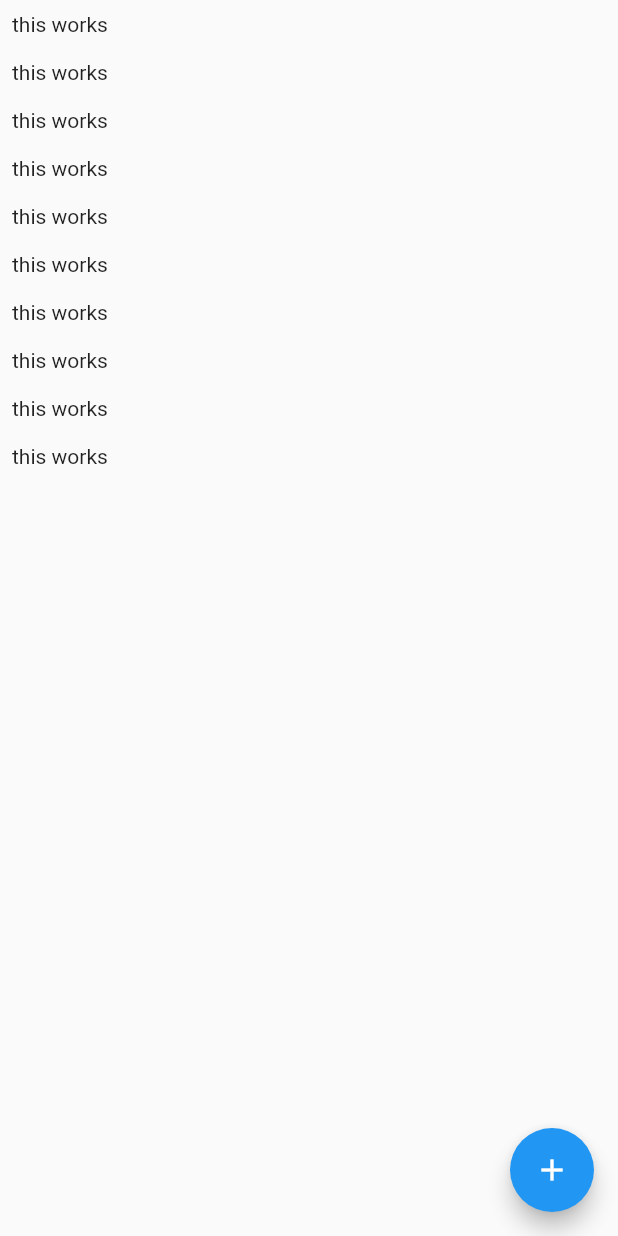
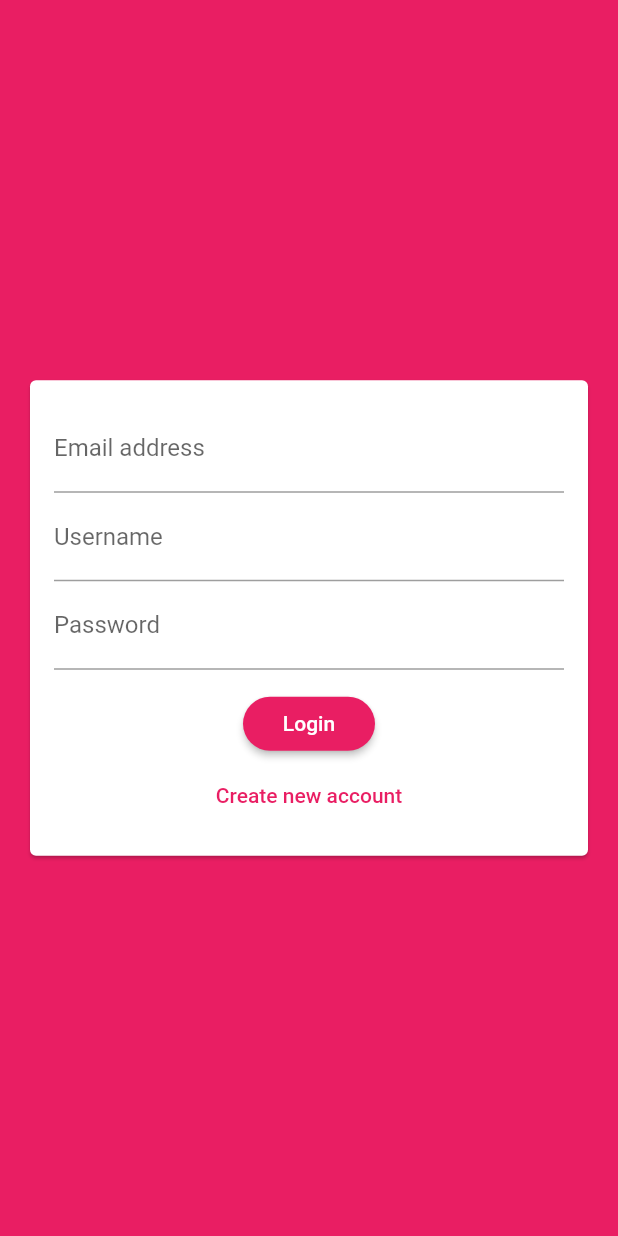
Before and after one commit to Syamgith/realchat, a Flutter app: the screen it shows after launch, on a phone screen of 412 x 824 dp. Run offline on Flutter 3.47's test engine with Material 2 defaults, Android fonts, the phone set to English and light mode, and no system bars; our stand-ins replace cloud_firestore, firebase_core; accounts and stored records are empty.

Commit message:
auth screen UI

```diff
--- a/lib/main.dart
+++ b/lib/main.dart
@@ -1,7 +1,11 @@
+import 'package:firebase_core/firebase_core.dart';
 import 'package:flutter/material.dart';
+import 'package:realchat/screens/auth_screen.dart';
 import 'package:realchat/screens/chat_screen.dart';
 
-void main() {
+Future<void> main() async {
+  WidgetsFlutterBinding.ensureInitialized();
+  await Firebase.initializeApp();
   runApp(MyApp());
 }
 
@@ -12,10 +16,20 @@ class MyApp extends StatelessWidget {
     return MaterialApp(
       title: 'Real Chat',
       theme: ThemeData(
-        primarySwatch: Colors.blue,
+        primarySwatch: Colors.pink,
+        backgroundColor: Colors.pink,
+        accentColor: Colors.deepPurple,
+        accentColorBrightness: Brightness.dark,
+        buttonTheme: ButtonTheme.of(context).copyWith(
+          buttonColor: Colors.pink,
+          textTheme: ButtonTextTheme.primary,
+          shape: RoundedRectangleBorder(
+            borderRadius: BorderRadius.circular(20),
+          ),
+        ),
         visualDensity: VisualDensity.adaptivePlatformDensity,
       ),
-      home: ChatScreen(),
+      home: AuthScreen(),
     );
   }
 }
--- a/lib/screens/auth_screen.dart
+++ b/lib/screens/auth_screen.dart
@@ -0,0 +1,17 @@
+import 'package:flutter/material.dart';
+import 'package:realchat/widgets/auth/auth_form.dart';
+
+class AuthScreen extends StatefulWidget {
+  @override
+  _AuthScreenState createState() => _AuthScreenState();
+}
+
+class _AuthScreenState extends State<AuthScreen> {
+  @override
+  Widget build(BuildContext context) {
+    return Scaffold(
+      backgroundColor: Theme.of(context).primaryColor,
+      body: AuthForn(),
+    );
+  }
+}
--- /dev/null
+++ b/lib/widgets/auth/auth_form.dart
@@ -0,0 +1,56 @@
+import 'package:flutter/material.dart';
+
+class AuthForn extends StatefulWidget {
+  @override
+  _AuthFornState createState() => _AuthFornState();
+}
+
+class _AuthFornState extends State<AuthForn> {
+  @override
+  Widget build(BuildContext context) {
+    return Center(
+      child: Card(
+        margin: EdgeInsets.all(20),
+        child: SingleChildScrollView(
+          child: Padding(
+            padding: EdgeInsets.all(16),
+            child: Form(
+              child: Column(
+                mainAxisSize: MainAxisSize.min,
+                children: [
+                  TextFormField(
+                    keyboardType: TextInputType.emailAddress,
+                    decoration: InputDecoration(
+                      labelText: 'Email address',
+                    ),
+                  ),
+                  TextFormField(
+                    decoration: InputDecoration(
+                      labelText: 'Username',
+                    ),
+                  ),
+                  TextFormField(
+                    obscureText: true,
+                    decoration: InputDecoration(
+                      labelText: 'Password',
+                    ),
+                  ),
+                  SizedBox(height: 12),
+                  RaisedButton(
+                    child: Text('Login'),
+                    onPressed: () {},
+                  ),
+                  FlatButton(
+                    textColor: Theme.of(context).primaryColor,
+                    child: Text('Create new account'),
+                    onPressed: () {},
+                  ),
+                ],
+              ),
+            ),
+          ),
+        ),
+      ),
+    );
+  }
+}
```
Also changed, not shown: lib/screens/chat_screen.dart (+18 -11 lines).
